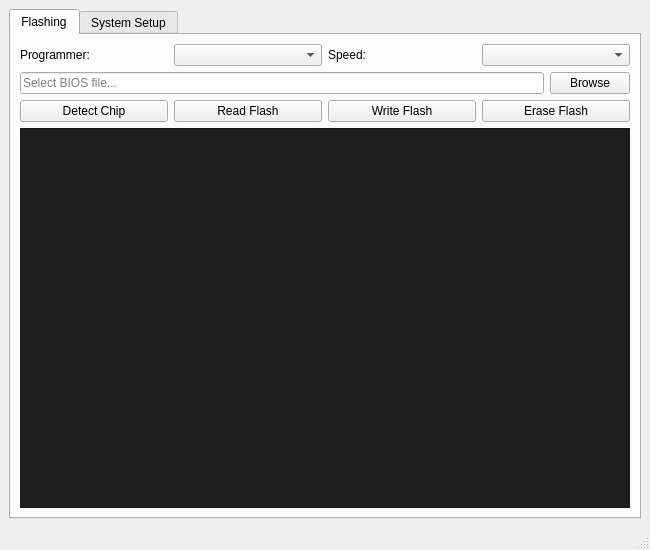
This is src/mainwindow.ui in wming126/flash_helper as Qt 5 draws it before an edit. The edited form follows.
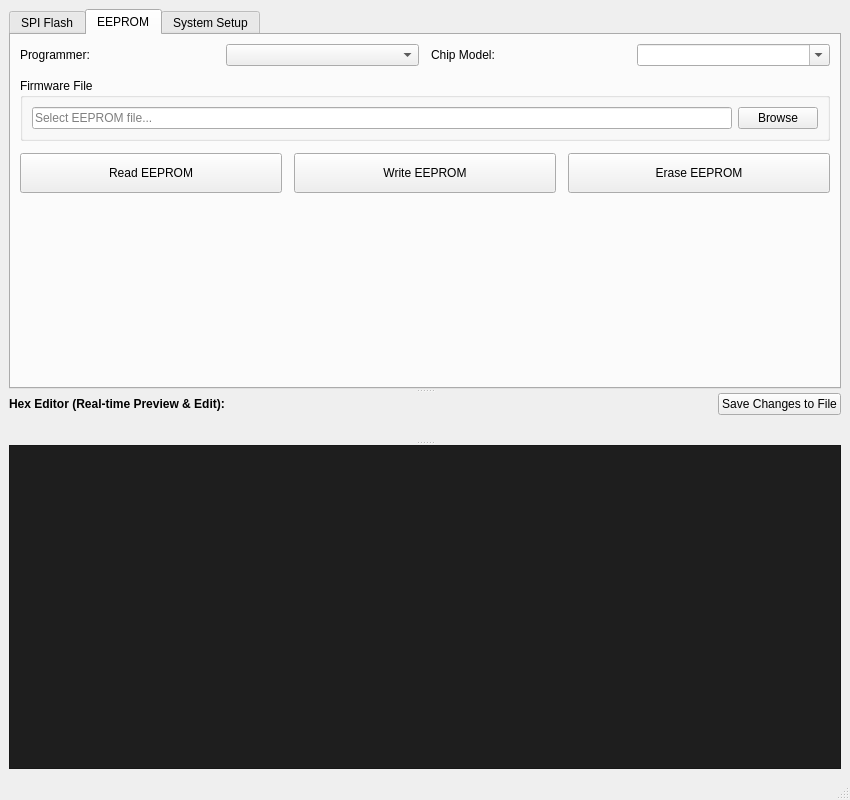
This is the edited form. The open tabs and pages were chosen to show the change. Custom widgets are drawn as their Qt base class.

Commit message: feat: add integrated Hex Editor, EEPROM support, and dynamic chip list with Auto Detect

```diff
--- a/src/mainwindow.ui
+++ b/src/mainwindow.ui
@@ -6,23 +6,27 @@
    <rect>
     <x>0</x>
     <y>0</y>
-    <width>650</width>
-    <height>550</height>
+    <width>850</width>
+    <height>800</height>
    </rect>
   </property>
   <property name="windowTitle">
-   <string>FlashHelper - BIOS Flash Tool</string>
+   <string>FlashHelper - BIOS &amp; EEPROM Tool</string>
   </property>
   <widget class="QWidget" name="centralwidget">
    <layout class="QVBoxLayout" name="verticalLayout">
     <item>
+     <widget class="QSplitter" name="splitterMain">
+      <property name="orientation">
+       <enum>Qt::Vertical</enum>
+      </property>
      <widget class="QTabWidget" name="tabWidget">
       <property name="currentIndex">
        <number>0</number>
       </property>
-      <widget class="QWidget" name="tabFlash">
+       <widget class="QWidget" name="tabSPI">
        <attribute name="title">
-        <string>Flashing</string>
+         <string>SPI Flash</string>
        </attribute>
        <layout class="QVBoxLayout" name="verticalLayout_2">
         <item>
@@ -49,6 +53,24 @@
           </item>
          </layout>
         </item>
+         <item>
+          <layout class="QHBoxLayout" name="horizontalLayout_chip">
+           <item>
+            <widget class="QLabel" name="label_chip">
+             <property name="text">
+              <string>Chip Model (Optional):</string>
+             </property>
+            </widget>
+           </item>
+           <item>
+            <widget class="QComboBox" name="comboChip">
+             <property name="editable">
+              <bool>true</bool>
+             </property>
+            </widget>
+           </item>
+          </layout>
+         </item>
         <item>
          <layout class="QHBoxLayout" name="horizontalLayout_2">
           <item>
@@ -99,19 +121,125 @@
           </item>
          </layout>
         </item>
+        </layout>
+       </widget>
+       <widget class="QWidget" name="tabEEPROM">
+        <attribute name="title">
+         <string>EEPROM</string>
+        </attribute>
+        <layout class="QVBoxLayout" name="verticalLayout_eeprom">
+         <property name="spacing">
+          <number>12</number>
+         </property>
         <item>
-         <widget class="QTextEdit" name="textLog">
-          <property name="readOnly">
+          <layout class="QHBoxLayout" name="horizontalLayout_eep">
+           <item>
+            <widget class="QLabel" name="label_eep_prog">
+             <property name="text">
+              <string>Programmer:</string>
+             </property>
+            </widget>
+           </item>
+           <item>
+            <widget class="QComboBox" name="comboEepromProg"/>
+           </item>
+           <item>
+            <widget class="QLabel" name="label_eep_chip">
+             <property name="text">
+              <string>Chip Model:</string>
+             </property>
+            </widget>
+           </item>
+           <item>
+            <widget class="QComboBox" name="comboEepromChip">
+             <property name="editable">
            <bool>true</bool>
           </property>
-          <property name="styleSheet">
-           <string notr="true">background-color: #1e1e1e; color: #ffffff; font-family: 'Monospace';</string>
-          </property>
-         </widget>
-        </item>
-       </layout>
-      </widget>
-      <widget class="QWidget" name="tabSetup">
+            </widget>
+           </item>
+          </layout>
+         </item>
+         <item>
+          <widget class="QGroupBox" name="groupBox_eep_file">
+           <property name="title">
+            <string>Firmware File</string>
+           </property>
+           <layout class="QHBoxLayout" name="horizontalLayout_eep_file">
+            <item>
+             <widget class="QLineEdit" name="lineEepromFile">
+              <property name="placeholderText">
+               <string>Select EEPROM file...</string>
+              </property>
+             </widget>
+            </item>
+            <item>
+             <widget class="QPushButton" name="btnEepromBrowse">
+              <property name="text">
+               <string>Browse</string>
+              </property>
+             </widget>
+            </item>
+           </layout>
+          </widget>
+         </item>
+         <item>
+          <layout class="QHBoxLayout" name="horizontalLayout_eep_btns">
+           <item>
+            <widget class="QPushButton" name="btnEepromRead">
+             <property name="text">
+              <string>Read EEPROM</string>
+             </property>
+             <property name="minimumSize">
+              <size>
+               <width>0</width>
+               <height>40</height>
+              </size>
+             </property>
+            </widget>
+           </item>
+           <item>
+            <widget class="QPushButton" name="btnEepromWrite">
+             <property name="text">
+              <string>Write EEPROM</string>
+             </property>
+             <property name="minimumSize">
+              <size>
+               <width>0</width>
+               <height>40</height>
+              </size>
+             </property>
+            </widget>
+           </item>
+           <item>
+            <widget class="QPushButton" name="btnEepromErase">
+             <property name="text">
+              <string>Erase EEPROM</string>
+             </property>
+             <property name="minimumSize">
+              <size>
+               <width>0</width>
+               <height>40</height>
+              </size>
+             </property>
+            </widget>
+           </item>
+          </layout>
+         </item>
+         <item>
+          <spacer name="verticalSpacer_eep">
+           <property name="orientation">
+            <enum>Qt::Vertical</enum>
+           </property>
+           <property name="sizeHint" stdset="0">
+            <size>
+             <width>20</width>
+             <height>10</height>
+            </size>
+           </property>
+          </spacer>
+         </item>
+        </layout>
+       </widget>       <widget class="QWidget" name="tabSetup">
        <attribute name="title">
         <string>System Setup</string>
        </attribute>
@@ -136,19 +264,6 @@
              </property>
             </widget>
            </item>
-           <item>
-            <spacer name="verticalSpacer">
-             <property name="orientation">
-              <enum>Qt::Vertical</enum>
-             </property>
-             <property name="sizeHint" stdset="0">
-              <size>
-               <width>20</width>
-               <height>40</height>
-              </size>
-             </property>
-            </spacer>
-           </item>
            <item>
             <layout class="QHBoxLayout" name="horizontalLayout_4">
              <item>
@@ -183,7 +298,91 @@
           </property>
          </widget>
         </item>
-       </layout>
+         <item>
+          <spacer name="verticalSpacer">
+           <property name="orientation">
+            <enum>Qt::Vertical</enum>
+           </property>
+           <property name="sizeHint" stdset="0">
+            <size>
+             <width>20</width>
+             <height>40</height>
+            </size>
+           </property>
+          </spacer>
+         </item>
+        </layout>
+       </widget>
+      </widget>
+      <widget class="QWidget" name="editorContainer" native="true">
+       <layout class="QVBoxLayout" name="verticalLayout_ed">
+        <property name="leftMargin">
+         <number>0</number>
+        </property>
+        <property name="topMargin">
+         <number>0</number>
+        </property>
+        <property name="rightMargin">
+         <number>0</number>
+        </property>
+        <property name="bottomMargin">
+         <number>0</number>
+        </property>
+        <item>
+         <layout class="QHBoxLayout" name="horizontalLayout_editor_title">
+          <item>
+           <widget class="QLabel" name="label_editor">
+            <property name="font">
+             <font>
+              <weight>75</weight>
+              <bold>true</bold>
+             </font>
+            </property>
+            <property name="text">
+             <string>Hex Editor (Real-time Preview &amp; Edit):</string>
+            </property>
+           </widget>
+          </item>
+          <item>
+           <spacer name="horizontalSpacer_ed">
+            <property name="orientation">
+             <enum>Qt::Horizontal</enum>
+            </property>
+            <property name="sizeHint" stdset="0">
+             <size>
+              <width>40</width>
+              <height>20</height>
+             </size>
+            </property>
+           </spacer>
+          </item>
+          <item>
+           <widget class="QPushButton" name="btnSaveFile">
+            <property name="text">
+             <string>Save Changes to File</string>
+            </property>
+           </widget>
+          </item>
+         </layout>
+        </item>
+        <item>
+         <widget class="HexEditor" name="hexEditor" native="true"/>
+        </item>
+       </layout>
+      </widget>
+      <widget class="QTextEdit" name="textLog">
+       <property name="maximumSize">
+        <size>
+         <width>16777215</width>
+         <height>16777215</height>
+        </size>
+       </property>
+       <property name="readOnly">
+        <bool>true</bool>
+       </property>
+       <property name="styleSheet">
+        <string notr="true">background-color: #1e1e1e; color: #ffffff; font-family: 'Monospace';</string>
+       </property>
       </widget>
      </widget>
     </item>
@@ -191,6 +390,14 @@
   </widget>
   <widget class="QStatusBar" name="statusbar"/>
  </widget>
+ <customwidgets>
+  <customwidget>
+   <class>HexEditor</class>
+   <extends>QWidget</extends>
+   <header>src/hexeditor.h</header>
+   <container>1</container>
+  </customwidget>
+ </customwidgets>
  <resources/>
  <connections/>
 </ui>
```
Lines whose indentation alone changed are shown as unchanged. The commit also changes 9 other files.
